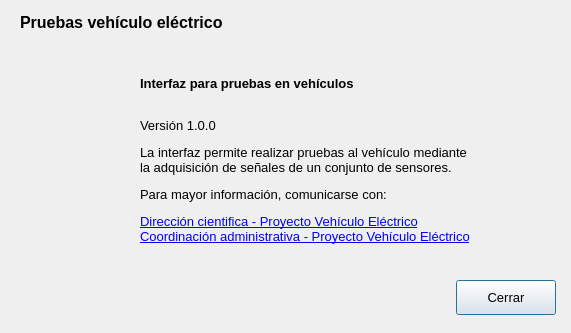
Old version of the form interfaz_info.ui in the repository luisgl90/PVE-Python.
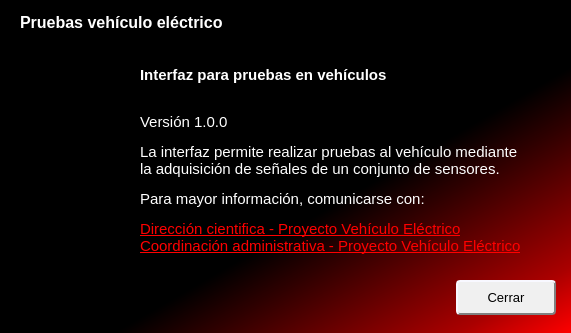
New version of the form. Icons and pictures are not drawn.

Patch:
```diff
--- a/interfaz_info.ui
+++ b/interfaz_info.ui
@@ -13,6 +13,119 @@
   <property name="windowTitle">
    <string>Proyecto vehículo eléctrico</string>
   </property>
+  <property name="styleSheet">
+   <string notr="true">QDialog{ 
+	background-color: qlineargradient(x1: 0, y1: 0, x2: 1, y2: 1,stop: 0 black, stop: 0.6 black, stop: 0.9 rgb(170, 0, 0), stop: 1 red);
+}
+
+QLineEdit { 
+	background-color: #ffffff;
+	border-radius: 4px;
+	margin: 2px;
+}
+
+QLabel, QLineEdit{ 
+	font-family: Arial;
+}
+
+QWidget QLabel{ 
+	color: white;
+}
+
+QComboBox { 
+	background-color: #fafafa ;
+	border-bottom: 2px solid DimGrey;
+}
+
+QPushButton{
+	font-family: Arial;
+	background-color: #f0f0f0;
+	border-style: outset;
+	border-radius: 4px;
+	border-color: gray;
+	padding: 2px;
+	border-top: 2px solid GhostWhite;
+	border-left: 2px solid GhostWhite;
+	border-bottom: 2px solid gray;
+	border-right: 2px solid gray;
+}
+
+QPushButton:hover{
+	background-color: rgb(232, 232, 232);
+}
+
+QPushButton:pressed{
+	background-color: #f0f0f0;
+	border-style: outset;
+	border-radius: 4px;
+	border-color: gray;
+	padding: 2px;
+	border-top: 2px solid gray;
+	border-left: 2px solid gray;
+	border-bottom: 2px solid WhiteSmoke;
+	border-right: 2px solid WhiteSmoke;
+}
+
+QTabWidget::pane {
+	border: 3px solid white;
+	border-radius: 2px;
+}
+
+QTabBar::tab {
+	border-radius: 2px;
+	border: 2px;
+	padding: 2px;
+}
+
+QTabBar::tab:selected {
+	background: rgb(223, 223, 223);
+	color: rgb(170, 0, 0);
+	font-weight: bold;
+	border-radius: 4px;
+	border: 1px solid   rgb(0, 0, 80);;
+	padding-right: 4px;
+	padding-left: 4px;
+}
+
+QTabBar::tab:!selected {
+	background: #f0f0f0;
+	color: black;
+	font-weight: normal;
+	border-radius: 2px;
+	border: 2px solid gray;
+	padding-right: 4px;
+	padding-left: 4px;
+}
+
+QMenuBar{
+	color: white;
+	font-weight: bold;
+	background-color: transparent;
+}
+
+QMenu:hover{
+ 	background-color: rgb(0, 170, 0);
+ 	color: rgb(255, 255, 255);
+ }
+
+QMenuBar::item:pressed{
+	background-color: #f0f0f0;
+	color: black;
+	font-weight: bold;
+}
+
+QMenuBar QMenu:selected{
+	background-color: black;
+	color: white;
+	font-weight: bold;
+}
+
+QTabBar{ 
+	background-color: qlineargradient(x1: 0, y1: 0, x2: 1, y2: 1,stop: 0 black, stop: 0.5 rgb(0, 0, 127), stop: 1 blue);
+}
+
+</string>
+  </property>
   <widget class="QPushButton" name="button_cerrar">
    <property name="geometry">
     <rect>
@@ -36,6 +149,7 @@
    </property>
    <property name="font">
     <font>
+     <family>Arial</family>
      <pointsize>10</pointsize>
      <weight>50</weight>
      <bold>false</bold>
@@ -62,6 +176,7 @@
    </property>
    <property name="font">
     <font>
+     <family>Arial</family>
      <pointsize>12</pointsize>
      <weight>75</weight>
      <bold>true</bold>
@@ -91,6 +206,7 @@
    </property>
    <property name="font">
     <font>
+     <family>Arial</family>
      <pointsize>11</pointsize>
      <weight>75</weight>
      <bold>true</bold>
@@ -119,7 +235,7 @@
     </rect>
    </property>
    <property name="text">
-    <string>&lt;html&gt;&lt;head/&gt;&lt;body&gt;&lt;p&gt;&lt;span style=&quot; font-size:10pt; font-weight:600;&quot;&gt;Interfaz para pruebas en vehículos&lt;/span&gt;&lt;/p&gt;&lt;p&gt;&lt;span style=&quot; font-size:10pt;&quot;&gt;&lt;br/&gt;Versión 1.0.0&lt;/span&gt;&lt;/p&gt;&lt;p&gt;&lt;span style=&quot; font-size:10pt;&quot;&gt;La interfaz permite realizar pruebas al vehículo mediante &lt;br/&gt;la adquisición de señales de un conjunto de sensores.&lt;/span&gt;&lt;/p&gt;&lt;p&gt;&lt;span style=&quot; font-size:10pt;&quot;&gt;Para mayor información, comunicarse con: &lt;/span&gt;&lt;/p&gt;&lt;p&gt;&lt;a href=&quot;mailto:direccioncientifica.vehiculoelectrico@correounivalle.edu.co&quot;&gt;&lt;span style=&quot; font-size:10pt; text-decoration: underline; color:#0000ff;&quot;&gt;Dirección cientifica - Proyecto Vehículo Eléctrico&lt;/span&gt;&lt;/a&gt;&lt;span style=&quot; font-size:10pt;&quot;&gt;&lt;br/&gt;&lt;/span&gt;&lt;a href=&quot;mailto:coordinacionadministrativa.vehiculoelectrico@correounivalle.edu.co &quot;&gt;&lt;span style=&quot; font-size:10pt; text-decoration: underline; color:#0000ff;&quot;&gt;Coordinación administrativa - Proyecto Vehículo Eléctrico&lt;/span&gt;&lt;/a&gt;&lt;/p&gt;&lt;/body&gt;&lt;/html&gt;</string>
+    <string>&lt;html&gt;&lt;head/&gt;&lt;body&gt;&lt;p&gt;&lt;span style=&quot; font-size:11pt; font-weight:600;&quot;&gt;Interfaz para pruebas en vehículos&lt;/span&gt;&lt;/p&gt;&lt;p&gt;&lt;span style=&quot; font-size:11pt;&quot;&gt;&lt;br/&gt;Versión 1.0.0&lt;/span&gt;&lt;/p&gt;&lt;p&gt;&lt;span style=&quot; font-size:11pt;&quot;&gt;La interfaz permite realizar pruebas al vehículo mediante &lt;br/&gt;la adquisición de señales de un conjunto de sensores.&lt;/span&gt;&lt;/p&gt;&lt;p&gt;&lt;span style=&quot; font-size:11pt;&quot;&gt;Para mayor información, comunicarse con: &lt;/span&gt;&lt;/p&gt;&lt;p&gt;&lt;a href=&quot;mailto:direccioncientifica.vehiculoelectrico@correounivalle.edu.co&quot;&gt;&lt;span style=&quot; font-size:11pt; text-decoration: underline; color:#ff0000;&quot;&gt;Dirección cientifica - Proyecto Vehículo Eléctrico&lt;/span&gt;&lt;/a&gt;&lt;span style=&quot; font-size:11pt; color:#ff0000;&quot;&gt;&lt;br/&gt;&lt;/span&gt;&lt;a href=&quot;mailto:coordinacionadministrativa.vehiculoelectrico@correounivalle.edu.co &quot;&gt;&lt;span style=&quot; font-size:11pt; text-decoration: underline; color:#ff0000;&quot;&gt;Coordinación administrativa - Proyecto Vehículo Eléctrico&lt;/span&gt;&lt;/a&gt;&lt;/p&gt;&lt;/body&gt;&lt;/html&gt;</string>
    </property>
    <property name="openExternalLinks">
     <bool>true</bool>
```
